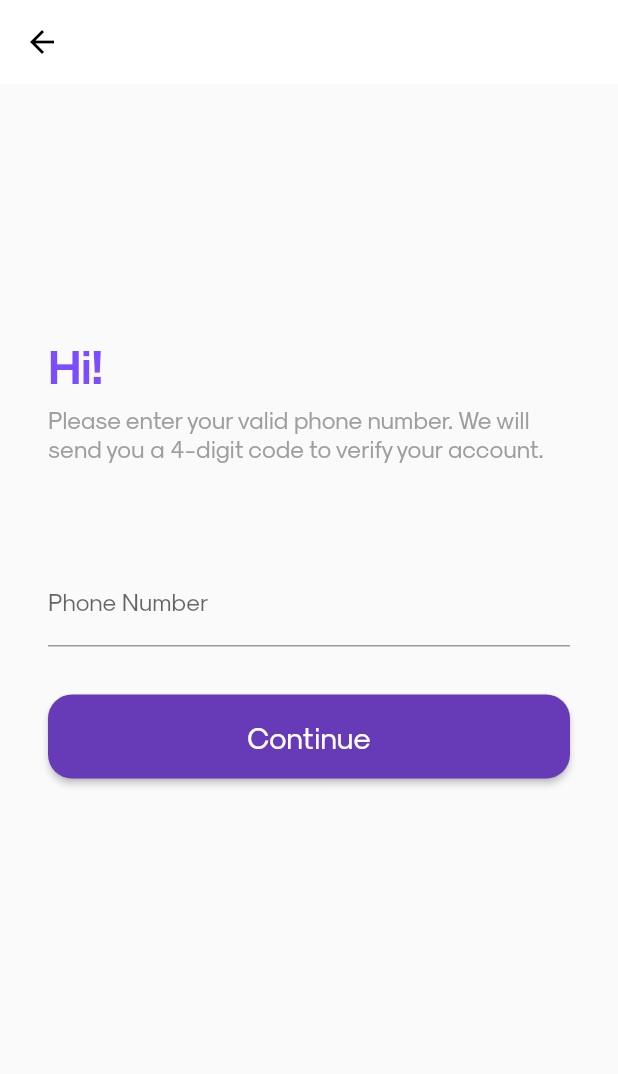
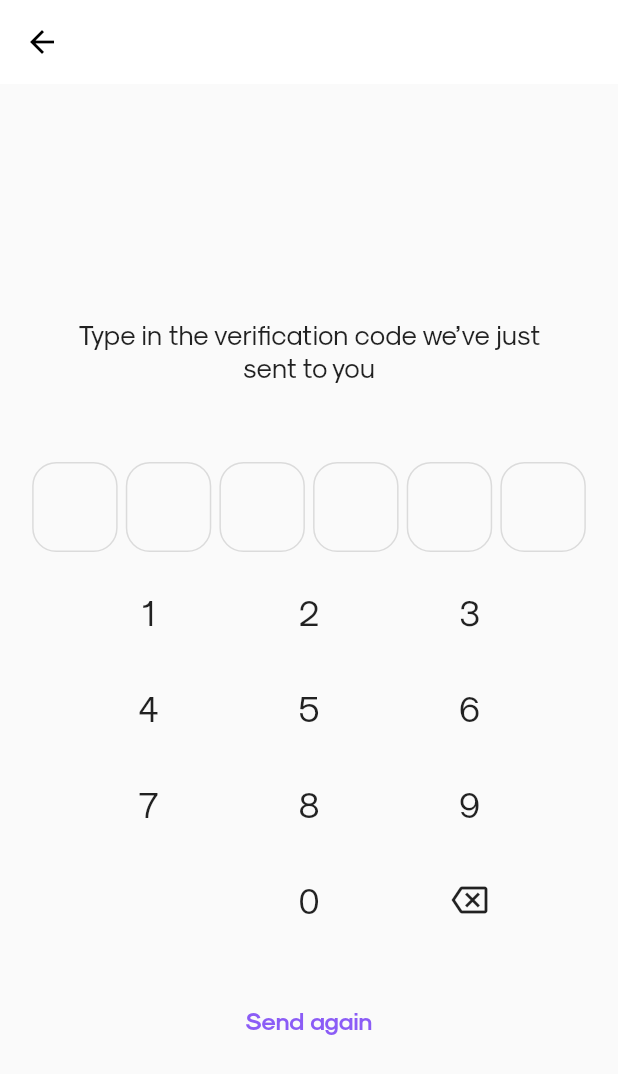
Before and after one commit to tuudug/pinly, a Flutter app: the MyMobilePage screen opened directly, after a tap on "Continue", on a phone screen of 412 x 824 dp. Shown: the top 1074 px of the screen. Run offline on Flutter 3.47's test engine with Material 2 defaults, Android fonts, the phone set to English and light mode, and no system bars; our stand-ins replace firebase_auth, firebase_core; accounts and stored records are empty.

Commit message:
otp page

```diff
--- /dev/null
+++ b/lib/screens/phone_otp.dart
@@ -0,0 +1,192 @@
+import 'package:flutter/material.dart';
+
+class OtpPage extends StatefulWidget {
+  @override
+  _OtpPageState createState() => _OtpPageState();
+}
+
+class _OtpPageState extends State<OtpPage> {
+  String enteredCode = '';
+
+  void _addCode(String digit) {
+    setState(() {
+      if (enteredCode.length < 6) {
+        enteredCode += digit;
+      }
+    });
+  }
+
+  void _removeCode() {
+    setState(() {
+      if (enteredCode.isNotEmpty) {
+        enteredCode = enteredCode.substring(0, enteredCode.length - 1);
+      }
+    });
+  }
+
+  void _submitCode() {
+    // Perform validation or verification with the entered code
+    // Add your logic here
+  }
+
+  @override
+  Widget build(BuildContext context) {
+    return Scaffold(
+      appBar: AppBar(
+        iconTheme: const IconThemeData(
+          color: Colors.black, //change your color here
+        ),
+        backgroundColor: Colors.white,
+        elevation: 0,
+      ),
+      body: Padding(
+        padding: EdgeInsets.all(16.0),
+        child: Column(
+          crossAxisAlignment: CrossAxisAlignment.center,
+          mainAxisAlignment: MainAxisAlignment.center,
+          children: [
+            Padding(
+              padding: const EdgeInsets.all(36.0),
+              child: Text(
+                'Type in the verification code we’ve just sent to you',
+                style: TextStyle(fontSize: 18.0),
+                textAlign: TextAlign.center,
+              ),
+            ),
+            SizedBox(height: 16.0),
+            Row(
+              mainAxisAlignment: MainAxisAlignment.spaceEvenly,
+              children: [
+                for (int i = 0; i < 6; i++)
+                  AnimatedOpacity(
+                    duration: Duration(milliseconds: 150),
+                    opacity: enteredCode.length > i ? 1.0 : 0.5,
+                    child: Container(
+                      width: 57.0,
+                      height: 60.0,
+                      decoration: BoxDecoration(
+                        border: Border.all(width: 1.0, color: Color(0xFFBDBDBD)),
+                        borderRadius: BorderRadius.circular(16.0),
+                        color: enteredCode.length > i ? Color(0xFF9B51E0) : Colors.transparent,
+                      ),
+                      child: Center(
+                        child: Text(
+                          enteredCode.length > i ? enteredCode[i] : '',
+                          style: TextStyle(fontSize: 32.0, color: Colors.white, fontWeight: FontWeight.w800),
+                        ),
+                      ),
+                    ),
+                  ),
+              ],
+            ),
+            SizedBox(height: 16.0),
+            Row(
+              mainAxisAlignment: MainAxisAlignment.spaceEvenly,
+              children: [
+                DialPadButton(
+                  digit: '1',
+                  onPressed: () => _addCode('1'),
+                ),
+                DialPadButton(
+                  digit: '2',
+                  onPressed: () => _addCode('2'),
+                ),
+                DialPadButton(
+                  digit: '3',
+                  onPressed: () => _addCode('3'),
+                ),
+              ],
+            ),
+            SizedBox(height: 16.0),
+            Row(
+              mainAxisAlignment: MainAxisAlignment.spaceEvenly,
+              children: [
+                DialPadButton(
+                  digit: '4',
+                  onPressed: () => _addCode('4'),
+                ),
+                DialPadButton(
+                  digit: '5',
+                  onPressed: () => _addCode('5'),
+                ),
+                DialPadButton(
+                  digit: '6',
+                  onPressed: () => _addCode('6'),
+                ),
+              ],
+            ),
+            SizedBox(height: 16.0),
+            Row(
+              mainAxisAlignment: MainAxisAlignment.spaceEvenly,
+              children: [
+                DialPadButton(
+                  digit: '7',
+                  onPressed: () => _addCode('7'),
+                ),
+                DialPadButton(
+                  digit: '8',
+                  onPressed: () => _addCode('8'),
+                ),
+                DialPadButton(
+                  digit: '9',
+                  onPressed: () => _addCode('9'),
+                ),
+              ],
+            ),
+            SizedBox(height: 16.0),
+            Row(
+              mainAxisAlignment: MainAxisAlignment.spaceEvenly,
+              children: [
+                DialPadButton(
+                  digit: '',
+                  onPressed: () => {},
+                ),
+                DialPadButton(
+                  digit: '0',
+                  onPressed: () => _addCode('0'),
+                ),
+                DialPadButton(
+                  icon: Icons.backspace_outlined,
+                  onPressed: _removeCode,
+                  digit: '',
+                ),
+              ],
+            ),
+            SizedBox(height: 32.0),
+            Center(
+              child: TextButton(
+                child: Text(
+                  'Send again',
+                  style: TextStyle(fontSize: 16.0, color: Color(0xFF8B5CF6), fontWeight: FontWeight.w800),
+                ),
+                onPressed: _submitCode,
+              ),
+            ),
+          ],
+        ),
+      ),
+    );
+  }
+}
+
+class DialPadButton extends StatelessWidget {
+  final String digit;
+  final IconData icon;
+  final VoidCallback onPressed;
+
+  const DialPadButton({
+    Key? key,
+    required this.digit,
+    this.icon = Icons.circle,
+    required this.onPressed,
+  }) : super(key: key);
+
+  @override
+  Widget build(BuildContext context) {
+    return IconButton(
+      iconSize: 24.0,
+      icon: icon != Icons.circle ? Icon(icon) : Text(digit, style: TextStyle(fontSize: 24),),
+      onPressed: onPressed,
+    );
+  }
+}
--- a/lib/screens/phone_verify.dart
+++ b/lib/screens/phone_verify.dart
@@ -1,4 +1,6 @@
+import 'package:firebase_auth/firebase_auth.dart';
 import 'package:flutter/material.dart';
+import 'package:pinly/screens/phone_otp.dart';
 
 class MyMobilePage extends StatefulWidget {
   @override
@@ -58,7 +60,13 @@ class _MyMobilePageState extends State<MyMobilePage> {
               ),
               const SizedBox(height: 32.0),
               ElevatedButton(
-                onPressed: () {
+                onPressed: ()  {
+                  Navigator.push(
+                              context,
+                              MaterialPageRoute(
+                                builder: (context) => OtpPage(),
+                              ),
+                            );
                   // Add your logic for the Continue button here
                 },
                 style: ElevatedButton.styleFrom(
--- a/pubspec.yaml
+++ b/pubspec.yaml
@@ -38,6 +38,7 @@ dependencies:
   flutter_riverpod: ^2.3.6
   firebase: ^9.0.3
   firebase_core: ^2.13.0
+  firebase_auth: ^4.6.1
 
 dev_dependencies:
   flutter_test:
```
Also changed, not shown: pubspec.lock, 1 other file.
